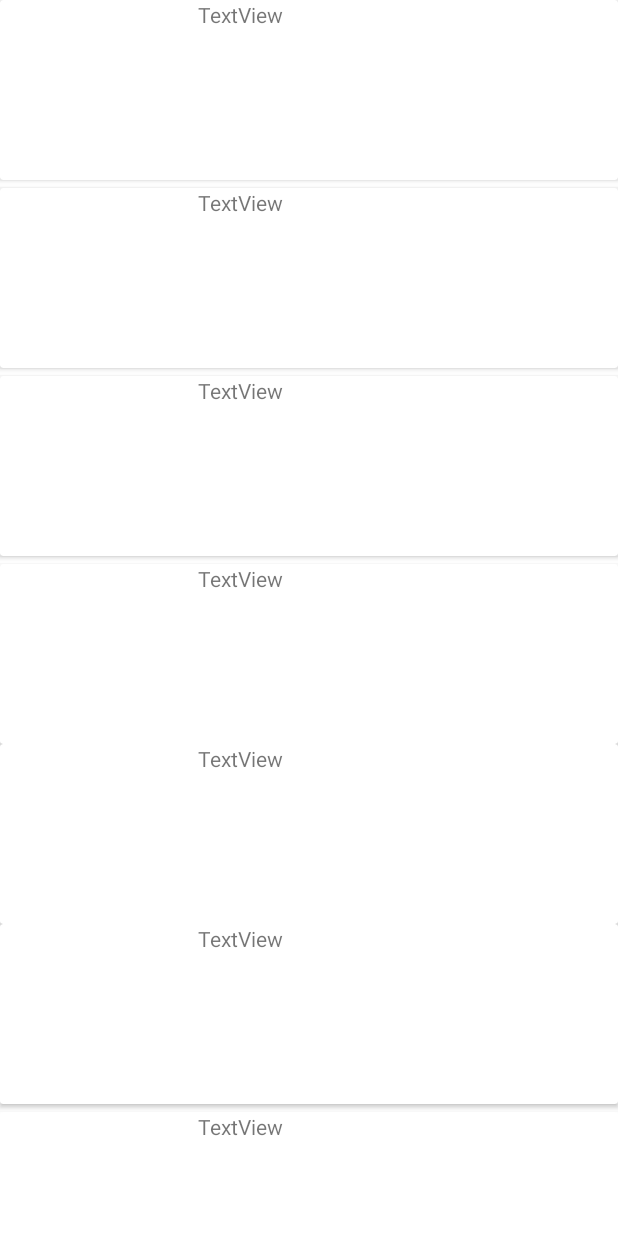
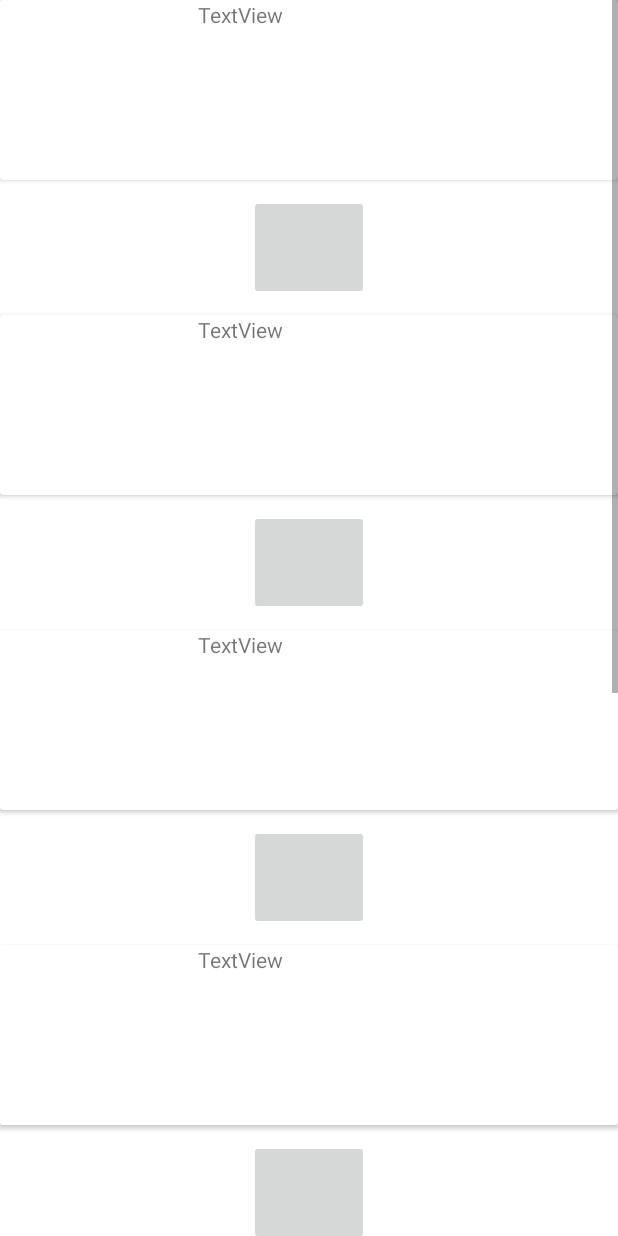
Before and after one commit to Biswa1045/AluminiNetwork, an Android app: the clubs screen opened directly, with no data from a screen before it, on a phone screen of 412 x 824 dp. Run offline under Robolectric (Android 15) with nearby library versions, the phone set to English and light mode, and no system bars.

Commit message:
hiiiii sam2

```diff
--- a/app/src/main/java/com/biswa1045/alumininetwork/clubs.java
+++ b/app/src/main/java/com/biswa1045/alumininetwork/clubs.java
@@ -1,14 +1,24 @@
 package com.biswa1045.alumininetwork;
 
 import androidx.appcompat.app.AppCompatActivity;
+import androidx.cardview.widget.CardView;
 
 import android.os.Bundle;
 
 public class clubs extends AppCompatActivity {
 
+    CardView cardView,cardView2,cardView3,cardView4,cardView5,cardView6,cardView7;
+
     @Override
     protected void onCreate(Bundle savedInstanceState) {
         super.onCreate(savedInstanceState);
         setContentView(R.layout.activity_clubs);
+        cardView=findViewById(R.id.cardView);
+        cardView2=findViewById(R.id.cardView2);
+        cardView3=findViewById(R.id.cardView3);
+        cardView4=findViewById(R.id.cardView4);
+        cardView5=findViewById(R.id.cardView5);
+        cardView6=findViewById(R.id.cardView6);
+        cardView7=findViewById(R.id.cardView7);
     }
 }
--- a/app/src/main/res/layout/activity_clubs.xml
+++ b/app/src/main/res/layout/activity_clubs.xml
@@ -5,6 +5,10 @@
     android:layout_width="match_parent"
     android:layout_height="wrap_content"
     tools:context=".clubs">
+
+    <ScrollView
+        android:layout_width="match_parent"
+        android:layout_height="wrap_content">
 
         <LinearLayout
             android:layout_width="match_parent"
@@ -26,25 +30,36 @@
                     android:id="@+id/textView"
                     android:layout_width="280dp"
                     android:layout_height="50dp"
+                    android:layout_gravity="right"
                     android:layout_marginLeft="5dp"
-                android:layout_gravity="right"
                     android:text="TextView" />
 
                 <TextView
                     android:layout_width="240dp"
                     android:layout_height="30dp"
                     android:layout_gravity="center_horizontal"
-                android:layout_marginTop="55dp"
-                android:layout_marginLeft="60dp">
+                    android:layout_marginLeft="60dp"
+                    android:layout_marginTop="55dp">
 
                 </TextView>
             </androidx.cardview.widget.CardView>
 
+            <ImageButton
+                android:id="@+id/image1"
+                android:layout_width="80dp"
+                android:layout_height="70dp"
+                android:layout_gravity="center_horizontal"
+                android:layout_marginTop="10dp"
+                android:layout_marginBottom="10dp">
+
+            </ImageButton>
+
+
             <androidx.cardview.widget.CardView
                 android:id="@+id/cardView2"
                 android:layout_width="match_parent"
-                android:layout_height="120dp"
-                android:layout_marginTop="5dp">
+                android:layout_height="120dp">
+
 
                 <ImageView
                     android:id="@+id/imageView5"
@@ -56,24 +71,34 @@
                     android:id="@+id/textView2"
                     android:layout_width="280dp"
                     android:layout_height="50dp"
+                    android:layout_gravity="right"
                     android:layout_marginLeft="5dp"
-                android:layout_gravity="right"
                     android:text="TextView" />
 
                 <TextView
                     android:layout_width="240dp"
                     android:layout_height="30dp"
                     android:layout_gravity="center_horizontal"
-                android:layout_marginTop="55dp"
-                android:layout_marginLeft="60dp"/>
+                    android:layout_marginLeft="60dp"
+                    android:layout_marginTop="55dp" />
+            </androidx.cardview.widget.CardView>
 
-        </androidx.cardview.widget.CardView>
+            <ImageButton
+                android:id="@+id/image2"
+                android:layout_width="80dp"
+                android:layout_height="70dp"
+                android:layout_gravity="center_horizontal"
+                android:layout_marginTop="10dp"
+                android:layout_marginBottom="10dp">
+
+            </ImageButton>
+
 
             <androidx.cardview.widget.CardView
                 android:id="@+id/cardView3"
                 android:layout_width="match_parent"
-            android:layout_height="120dp"
-            android:layout_marginTop="5dp">
+                android:layout_height="120dp">
+
 
                 <ImageView
                     android:id="@+id/imageView6"
@@ -85,24 +110,34 @@
                     android:id="@+id/textView3"
                     android:layout_width="280dp"
                     android:layout_height="50dp"
+                    android:layout_gravity="right"
                     android:layout_marginLeft="5dp"
-                android:layout_gravity="right"
                     android:text="TextView" />
 
                 <TextView
                     android:layout_width="240dp"
                     android:layout_height="30dp"
                     android:layout_gravity="center_horizontal"
-                android:layout_marginTop="55dp"
-                android:layout_marginLeft="60dp"/>
+                    android:layout_marginLeft="60dp"
+                    android:layout_marginTop="55dp" />
+            </androidx.cardview.widget.CardView>
 
-        </androidx.cardview.widget.CardView>
+            <ImageButton
+                android:id="@+id/image3"
+                android:layout_width="80dp"
+                android:layout_height="70dp"
+                android:layout_gravity="center_horizontal"
+                android:layout_marginTop="10dp"
+                android:layout_marginBottom="10dp">
+
+            </ImageButton>
+
 
             <androidx.cardview.widget.CardView
                 android:id="@+id/cardView4"
                 android:layout_width="match_parent"
-            android:layout_height="120dp"
-            android:layout_marginTop="5dp">
+                android:layout_height="120dp">
+
 
                 <ImageView
                     android:id="@+id/imageView7"
@@ -114,17 +149,28 @@
                     android:id="@+id/textView4"
                     android:layout_width="280dp"
                     android:layout_height="50dp"
+                    android:layout_gravity="right"
                     android:layout_marginLeft="5dp"
-                android:layout_gravity="right"
                     android:text="TextView" />
 
                 <TextView
                     android:layout_width="240dp"
                     android:layout_height="30dp"
                     android:layout_gravity="center_horizontal"
-                android:layout_marginTop="55dp"
-                android:layout_marginLeft="60dp"/>
+                    android:layout_marginLeft="60dp"
+                    android:layout_marginTop="55dp" />
             </androidx.cardview.widget.CardView>
+
+            <ImageButton
+                android:id="@+id/image4"
+                android:layout_width="80dp"
+                android:layout_height="70dp"
+                android:layout_gravity="center_horizontal"
+                android:layout_marginTop="10dp"
+                android:layout_marginBottom="10dp">
+
+            </ImageButton>
+
 
             <androidx.cardview.widget.CardView
                 android:id="@+id/cardView5"
@@ -141,17 +187,28 @@
                     android:id="@+id/textView5"
                     android:layout_width="280dp"
                     android:layout_height="50dp"
+                    android:layout_gravity="right"
                     android:layout_marginLeft="5dp"
-                android:layout_gravity="right"
                     android:text="TextView" />
 
                 <TextView
                     android:layout_width="240dp"
                     android:layout_height="30dp"
                     android:layout_gravity="center_horizontal"
-                android:layout_marginTop="55dp"
-                android:layout_marginLeft="60dp"/>
+                    android:layout_marginLeft="60dp"
+                    android:layout_marginTop="55dp" />
             </androidx.cardview.widget.CardView>
+
+            <ImageButton
+                android:id="@+id/image5"
+                android:layout_width="80dp"
+                android:layout_height="70dp"
+                android:layout_gravity="center_horizontal"
+                android:layout_marginTop="10dp"
+                android:layout_marginBottom="10dp">
+
+            </ImageButton>
+
 
             <androidx.cardview.widget.CardView
                 android:id="@+id/cardView6"
@@ -168,23 +225,33 @@
                     android:id="@+id/textView6"
                     android:layout_width="280dp"
                     android:layout_height="50dp"
+                    android:layout_gravity="right"
                     android:layout_marginLeft="5dp"
-                android:layout_gravity="right"
                     android:text="TextView" />
 
                 <TextView
                     android:layout_width="240dp"
                     android:layout_height="30dp"
                     android:layout_gravity="center_horizontal"
-                android:layout_marginTop="55dp"
-                android:layout_marginLeft="60dp"/>
+                    android:layout_marginLeft="60dp"
+                    android:layout_marginTop="55dp" />
             </androidx.cardview.widget.CardView>
+
+            <ImageButton
+                android:id="@+id/image6"
+                android:layout_width="80dp"
+                android:layout_height="70dp"
+                android:layout_gravity="center_horizontal"
+                android:layout_marginTop="10dp"
+                android:layout_marginBottom="10dp">
+
+            </ImageButton>
+
 
             <androidx.cardview.widget.CardView
                 android:id="@+id/cardView7"
                 android:layout_width="match_parent"
-            android:layout_height="120dp"
-            android:layout_marginTop="5dp">
+                android:layout_height="120dp">
 
                 <ImageView
                     android:id="@+id/imageView10"
@@ -196,19 +263,31 @@
                     android:id="@+id/textView7"
                     android:layout_width="280dp"
                     android:layout_height="50dp"
+                    android:layout_gravity="right"
                     android:layout_marginLeft="5dp"
-                android:layout_gravity="right"
                     android:text="TextView" />
 
                 <TextView
                     android:layout_width="240dp"
                     android:layout_height="30dp"
                     android:layout_gravity="center_horizontal"
-                android:layout_marginTop="55dp"
-                android:layout_marginLeft="60dp"/>
+                    android:layout_marginLeft="60dp"
+                    android:layout_marginTop="55dp" />
             </androidx.cardview.widget.CardView>
 
+            <ImageButton
+                android:id="@+id/image7"
+                android:layout_width="80dp"
+                android:layout_height="70dp"
+                android:layout_gravity="center_horizontal"
+                android:layout_marginTop="10dp"
+                android:layout_marginBottom="10dp">
+
+            </ImageButton>
+
+
         </LinearLayout>
+    </ScrollView>
 
 
 </RelativeLayout>
```
Lines whose indentation alone changed are shown as unchanged.
